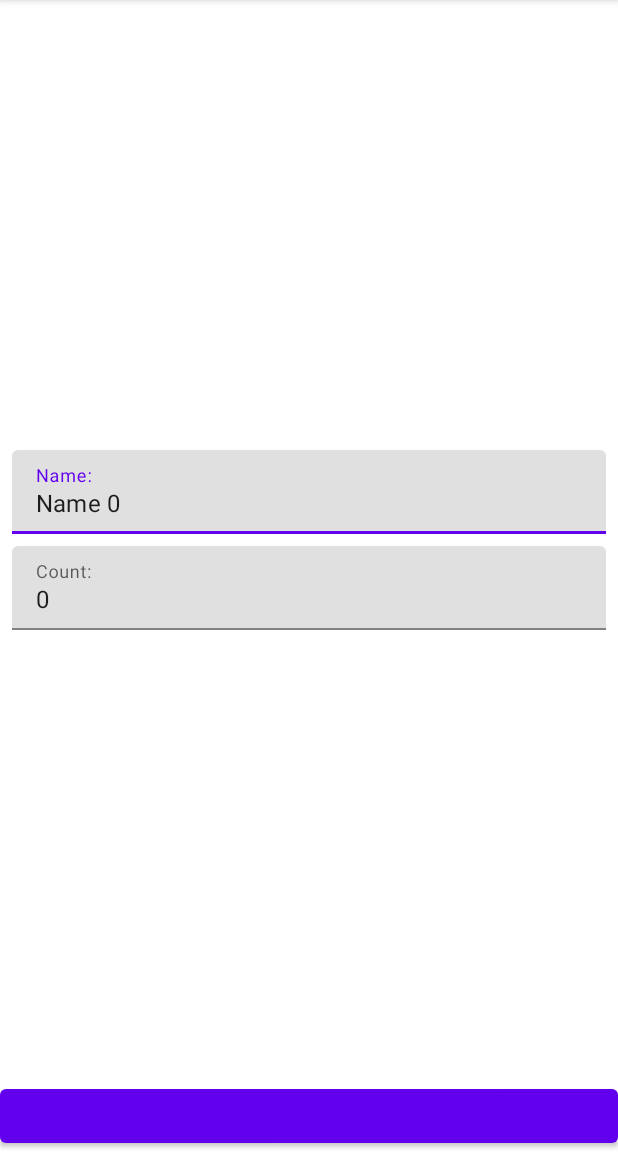
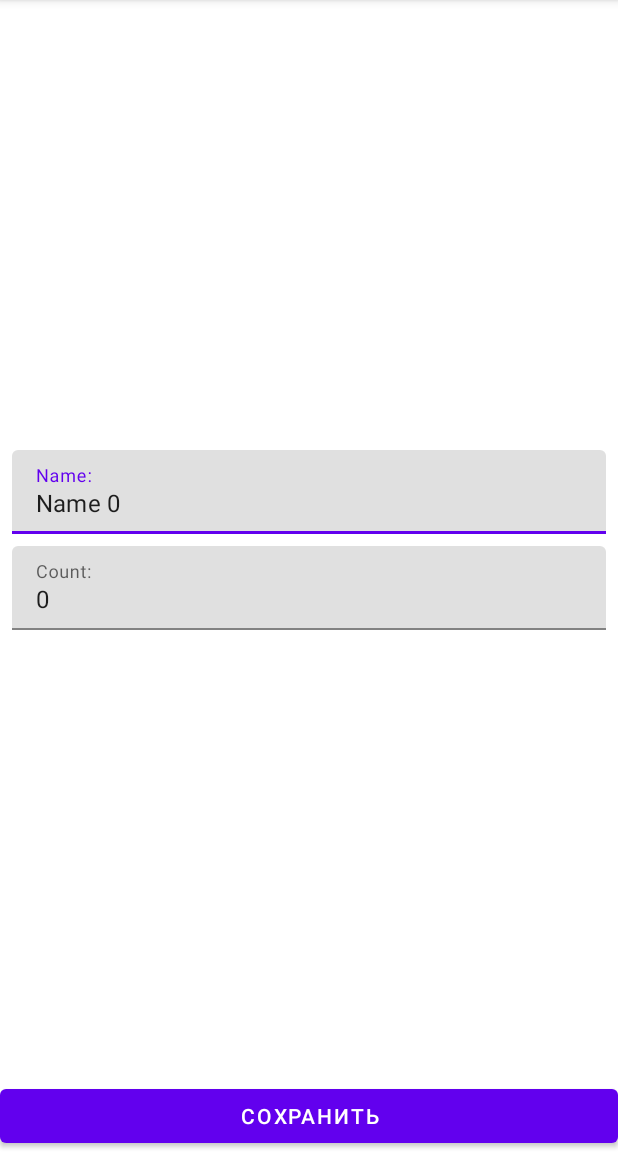
Before and after one commit to MikhailIgnatovich/ShoppingList, an Android app: the screen it shows after launch (ShopItemActivity), after a tap on an icon or button, on a phone screen of 412 x 824 dp, the part 84-1236 px from its top. Run offline under Robolectric (Android 15) with nearby library versions, the phone set to English and light mode, and no system bars.

Commit message:
Добавил текс save_button в activity_shop_item.xml

```diff
--- a/app/src/main/res/layout/activity_shop_item.xml
+++ b/app/src/main/res/layout/activity_shop_item.xml
@@ -51,6 +51,7 @@
         android:id="@+id/button_save"
         android:layout_width="0dp"
         android:layout_height="wrap_content"
+        android:text="@string/save_button"
         app:layout_constraintBottom_toBottomOf="parent"
         app:layout_constraintEnd_toEndOf="parent"
         app:layout_constraintStart_toStartOf="parent" />
--- a/app/src/main/res/values/strings.xml
+++ b/app/src/main/res/values/strings.xml
@@ -3,4 +3,5 @@
     <string name="add_new_shop_item">Add new shop item</string>
     <string name="error_input_count">Ошибка ввода значения</string>
     <string name="error_input_name">Ошибка ввода имени</string>
+    <string name="save_button">СОХРАНИТЬ</string>
 </resources>
```
